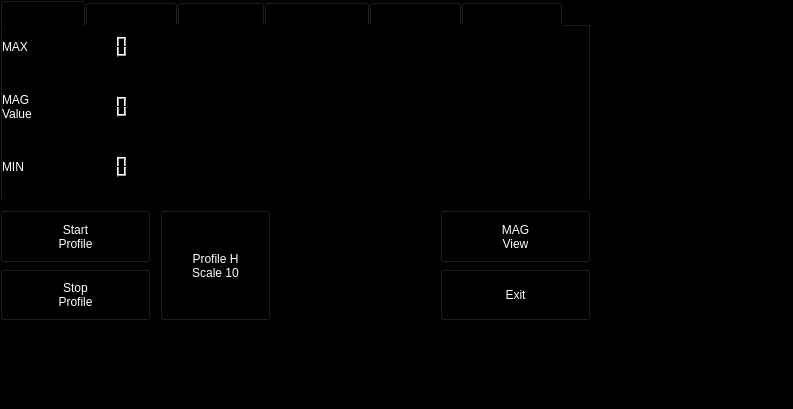
rfreire-newsense/New-Sense-Geophysics, file form.ui: the form before one commit.
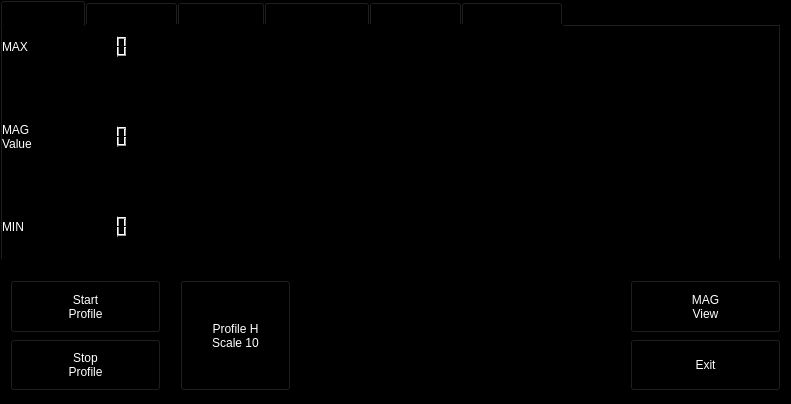
The form after the commit. Icons and pictures are not drawn.

Commit message: resize buttons and charts

```diff
--- a/form.ui
+++ b/form.ui
@@ -7,8 +7,8 @@
    <rect>
     <x>0</x>
     <y>0</y>
-    <width>793</width>
-    <height>409</height>
+    <width>791</width>
+    <height>404</height>
    </rect>
   </property>
   <property name="sizePolicy">
@@ -32,8 +32,8 @@
      <rect>
       <x>0</x>
       <y>0</y>
-      <width>591</width>
-      <height>201</height>
+      <width>781</width>
+      <height>261</height>
      </rect>
     </property>
     <layout class="QHBoxLayout" name="horizontalLayout_Tab">
@@ -93,7 +93,7 @@
          <property name="geometry">
           <rect>
            <x>0</x>
-           <y>60</y>
+           <y>90</y>
            <width>131</width>
            <height>41</height>
           </rect>
@@ -128,7 +128,7 @@
          <property name="geometry">
           <rect>
            <x>0</x>
-           <y>120</y>
+           <y>180</y>
            <width>131</width>
            <height>41</height>
           </rect>
@@ -163,8 +163,8 @@
           <rect>
            <x>140</x>
            <y>0</y>
-           <width>431</width>
-           <height>161</height>
+           <width>621</width>
+           <height>221</height>
           </rect>
          </property>
          <layout class="QHBoxLayout" name="horizontalLayout_ProfileMag"/>
@@ -808,8 +808,8 @@
    <widget class="QWidget" name="horizontalLayoutWidget_7">
     <property name="geometry">
      <rect>
-      <x>440</x>
-      <y>210</y>
+      <x>630</x>
+      <y>280</y>
       <width>151</width>
       <height>111</height>
      </rect>
@@ -1281,8 +1281,8 @@
    <widget class="QWidget" name="verticalLayoutWidget_2">
     <property name="geometry">
      <rect>
-      <x>0</x>
-      <y>210</y>
+      <x>10</x>
+      <y>280</y>
       <width>151</width>
       <height>111</height>
      </rect>
@@ -1752,8 +1752,8 @@
    <widget class="QWidget" name="horizontalLayoutWidget_11">
     <property name="geometry">
      <rect>
-      <x>160</x>
-      <y>210</y>
+      <x>180</x>
+      <y>280</y>
       <width>111</width>
       <height>111</height>
      </rect>
@@ -1992,8 +1992,8 @@
    <widget class="QWidget" name="verticalLayoutWidget_15">
     <property name="geometry">
      <rect>
-      <x>280</x>
-      <y>270</y>
+      <x>470</x>
+      <y>340</y>
       <width>151</width>
       <height>51</height>
      </rect>
@@ -2020,8 +2020,8 @@
    <widget class="QWidget" name="verticalLayoutWidget_23">
     <property name="geometry">
      <rect>
-      <x>280</x>
-      <y>210</y>
+      <x>470</x>
+      <y>280</y>
       <width>151</width>
       <height>51</height>
      </rect>
```
The commit also changes 1 other file.
